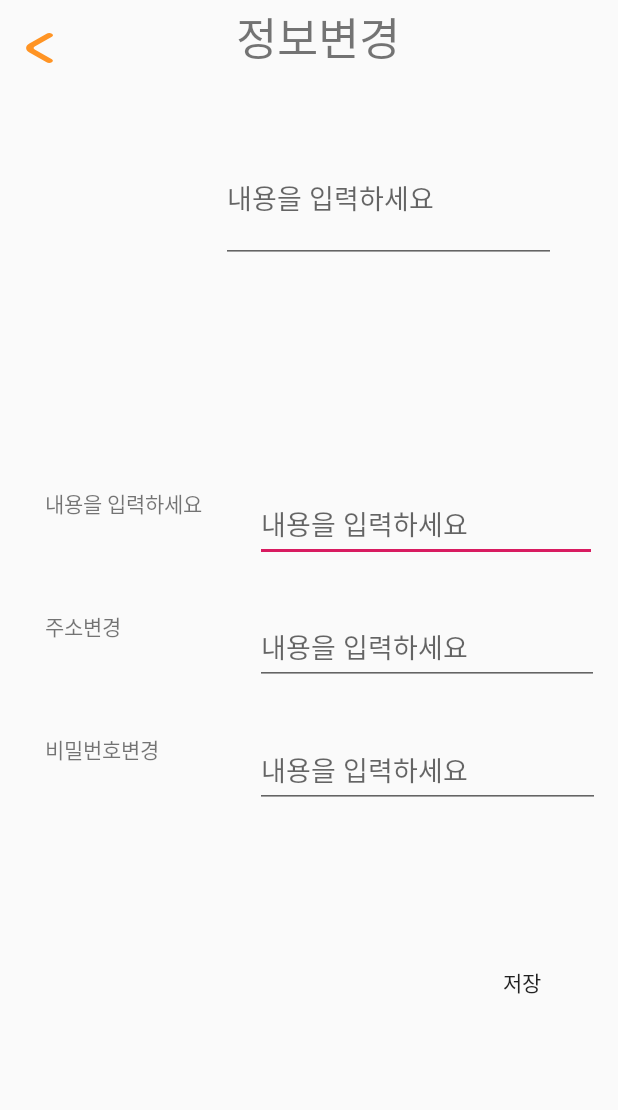
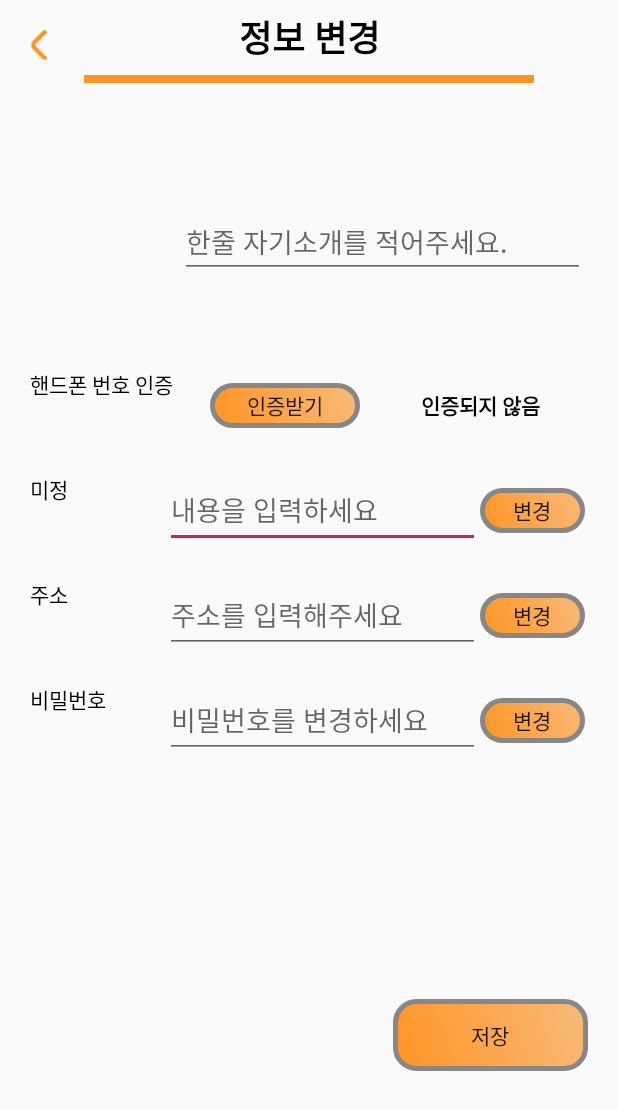
Before and after one commit to kwonjuyeong/mycapston, an Android app: the ChangeInformation screen opened directly, with no data from a screen before it, on a phone screen of 412 x 824 dp. Shown: the top 1110 px of the screen. Run offline under Robolectric (Android 15) with nearby library versions, the phone set to English and light mode, and no system bars; 1 statement that could not run was skipped.

Commit message:
레이아웃 대량 변경 again

```diff
--- a/app/src/main/res/layout/activity_board_comment.xml
+++ b/app/src/main/res/layout/activity_board_comment.xml
@@ -34,7 +34,7 @@
             android:text="댓글"
             android:textColor="@color/black"
             android:fontFamily="@font/jalnan"
-            android:textSize="20dp" />
+            android:textSize="24sp" />
     </androidx.appcompat.widget.Toolbar>
 
 
--- a/app/src/main/res/layout/activity_board_post.xml
+++ b/app/src/main/res/layout/activity_board_post.xml
@@ -34,7 +34,7 @@
                 android:textColor="@color/black"
                 android:gravity="center"
                 android:singleLine="true"
-                android:textSize="22sp"
+                android:textSize="24sp"
                 android:textStyle="bold"/>
 
             <View
--- a/app/src/main/res/layout/activity_change_information.xml
+++ b/app/src/main/res/layout/activity_change_information.xml
@@ -5,139 +5,214 @@
     android:layout_width="match_parent"
     android:layout_height="match_parent">
 
-    <LinearLayout
-        android:id="@+id/linearLayout"
-        android:layout_width="409dp"
-        android:layout_height="50dp"
-        android:orientation="horizontal"
-        app:layout_constraintStart_toStartOf="parent"
-        app:layout_constraintTop_toTopOf="parent">
-
-        <Button
-            android:id="@+id/back_button2"
+    <RelativeLayout
+        android:id = "@id/board_layout"
+        android:layout_width="match_parent"
+        android:layout_height="55dp"
+        tools:ignore="MissingConstraints">
+        <androidx.appcompat.widget.AppCompatImageView
+            android:id="@+id/board_cancel"
             android:layout_width="20dp"
             android:layout_height="20dp"
             android:layout_marginStart="15dp"
-            android:background="@drawable/ic_back_signiture" />
+            android:layout_marginTop="20dp"
+            app:layout_constraintStart_toStartOf="parent"
+            app:layout_constraintTop_toTopOf="parent"
+            app:srcCompat="@drawable/ic_back_signiture" />
 
-        <TextView
-            android:id="@+id/textView2"
-            android:layout_width="353dp"
-            android:layout_height="match_parent"
+        <androidx.appcompat.widget.AppCompatTextView
+            android:id="@+id/board_text"
+            android:layout_width="match_parent"
+            android:layout_height="50dp"
+            android:text="정보 변경"
+            android:textColor="@color/black"
             android:gravity="center"
-            android:text="정보변경"
-            android:textSize="30sp" />
-    </LinearLayout>
+            android:singleLine="true"
+            android:textSize="24sp"
+            android:textStyle="bold"/>
+
+        <View
+            android:id="@+id/boardCheck_top"
+            android:layout_width="300dp"
+            android:layout_height="5dp"
+            android:layout_centerHorizontal="true"
+            android:background="#ff9424"
+            android:layout_below="@+id/board_text"/>
+
+    </RelativeLayout>
 
     <Button
         android:id="@+id/button13"
-        android:layout_width="wrap_content"
+        android:layout_width="130dp"
         android:layout_height="wrap_content"
-        android:layout_marginTop="46dp"
+        android:text="저장"
+        android:layout_marginTop="50dp"
         android:layout_marginEnd="20dp"
-        android:layout_marginBottom="99dp"
-        android:text="저장"
+        android:background="@drawable/signiture_btn"
         app:layout_constraintBottom_toBottomOf="parent"
         app:layout_constraintEnd_toEndOf="parent"
-        app:layout_constraintTop_toBottomOf="@+id/linearLayout5" />
+        app:layout_constraintTop_toBottomOf="@+id/inform_change_password" />
+    <LinearLayout
+        android:id="@+id/inform_first"
+        android:layout_width="380dp"
+        android:layout_height="50dp"
+        android:layout_marginStart="20dp"
+        android:layout_marginTop="20dp"
+        android:orientation="horizontal"
+        app:layout_constraintStart_toStartOf="parent"
+        app:layout_constraintTop_toBottomOf="@+id/inform_phone_auth">
 
+        <TextView
+            android:id="@+id/textView12"
+            android:layout_width="90dp"
+            android:layout_height="match_parent"
+            android:layout_gravity="center"
+            android:gravity="left"
+            android:fontFamily="@font/jalnan"
+            android:textColor="@color/black"
+            android:text="미정" />
+
+        <EditText
+            android:id="@+id/textView11"
+            android:layout_width="210dp"
+            android:fontFamily="@font/maru"
+            android:layout_height="match_parent"
+            android:hint="내용을 입력하세요" />
+        <Button
+            android:layout_width="70dp"
+            android:layout_height="30dp"
+            android:layout_gravity="center"
+            android:text = "변경"
+            android:background="@drawable/signiture_btn" />
+    </LinearLayout>
     <LinearLayout
-        android:id="@+id/linearLayout2"
+        android:id="@+id/inform_phone_auth"
         android:layout_width="370dp"
         android:layout_height="50dp"
-        android:layout_marginStart="30dp"
-        android:layout_marginTop="78dp"
+        android:layout_marginStart="20dp"
+        android:layout_marginTop="40dp"
         android:orientation="horizontal"
         app:layout_constraintStart_toStartOf="parent"
         app:layout_constraintTop_toBottomOf="@+id/linearLayout4">
 
         <TextView
-            android:id="@+id/textView12"
-            android:layout_width="140dp"
+            android:id="@+id/textview23"
+            android:layout_width="110dp"
             android:layout_height="match_parent"
+            android:textColor="@color/black"
             android:fontFamily="@font/jalnan"
-            android:text="내용을 입력하세요" />
-
-        <EditText
-            android:id="@+id/textView11"
-            android:layout_width="228dp"
-            android:fontFamily="@font/maru"
-            android:layout_height="match_parent"
-            android:hint="내용을 입력하세요" />
+            android:layout_gravity="center"
+            android:gravity="left"
+            android:text="핸드폰 번호 인증" />
+        <Button
+            android:layout_width="100dp"
+            android:layout_height="30dp"
+            android:layout_marginStart="10dp"
+            android:layout_gravity="center"
+            android:text = "인증받기"
+            android:background="@drawable/signiture_btn" />
+        <TextView
+            android:layout_width="100dp"
+            android:layout_height="40dp"
+            android:gravity="center"
+            android:layout_gravity="center"
+            android:layout_marginStart="30dp"
+            android:text = "인증되지 않음"
+            android:textStyle="bold"
+            android:textColor="@color/black"/>
     </LinearLayout>
 
     <LinearLayout
-        android:id="@+id/linearLayout3"
-        android:layout_width="370dp"
+        android:id="@+id/inform_change_place"
+        android:layout_width="380dp"
         android:layout_height="50dp"
-        android:layout_marginStart="30dp"
-        android:layout_marginTop="32dp"
+        android:layout_marginStart="20dp"
+        android:layout_marginTop="20dp"
         android:orientation="horizontal"
         app:layout_constraintStart_toStartOf="parent"
-        app:layout_constraintTop_toBottomOf="@+id/linearLayout2">
+        app:layout_constraintTop_toBottomOf="@+id/inform_first">
 
         <TextView
             android:id="@+id/textView13"
-            android:layout_width="140dp"
+            android:layout_width="90dp"
             android:layout_height="match_parent"
+            android:layout_gravity="center"
+            android:gravity="left"
+            android:textColor="@color/black"
             android:fontFamily="@font/jalnan"
-            android:text="주소변경" />
+            android:text="주소" />
 
         <EditText
             android:id="@+id/textView14"
-            android:layout_width="229dp"
+            android:layout_width="210dp"
             android:layout_height="match_parent"
             android:fontFamily="@font/maru"
-            android:hint="내용을 입력하세요" />
+            android:hint="주소를 입력해주세요" />
+        <Button
+            android:layout_width="70dp"
+            android:layout_height="30dp"
+            android:layout_gravity="center"
+            android:text = "변경"
+            android:background="@drawable/signiture_btn" />
     </LinearLayout>
 
     <LinearLayout
-        android:id="@+id/linearLayout5"
-        android:layout_width="370dp"
+        android:id="@+id/inform_change_password"
+        android:layout_width="380dp"
         android:layout_height="50dp"
-        android:layout_marginStart="30dp"
-        android:layout_marginTop="32dp"
+        android:layout_marginStart="20dp"
+        android:layout_marginTop="20dp"
         android:orientation="horizontal"
         app:layout_constraintStart_toStartOf="parent"
-        app:layout_constraintTop_toBottomOf="@+id/linearLayout3">
+        app:layout_constraintTop_toBottomOf="@+id/inform_change_place">
 
         <TextView
             android:id="@+id/textView15"
-            android:layout_width="140dp"
+            android:layout_width="90dp"
             android:layout_height="match_parent"
+            android:layout_gravity="center"
+            android:gravity="left"
+            android:textColor="@color/black"
             android:fontFamily="@font/jalnan"
-            android:text="비밀번호변경" />
+            android:text="비밀번호" />
 
         <EditText
             android:id="@+id/textView16"
-            android:layout_width="230dp"
+            android:layout_width="210dp"
             android:layout_height="match_parent"
             android:fontFamily="@font/maru"
-            android:hint="내용을 입력하세요" />
+            android:hint="비밀번호를 변경하세요" />
+        <Button
+            android:layout_width="70dp"
+            android:layout_height="30dp"
+            android:layout_gravity="center"
+            android:text = "변경"
+            android:background="@drawable/signiture_btn" />
     </LinearLayout>
 
     <LinearLayout
         android:id="@+id/linearLayout4"
         android:layout_width="380dp"
-        android:layout_height="157dp"
-        android:layout_marginStart="30dp"
-        android:layout_marginTop="39dp"
+        android:layout_height="120dp"
+        android:layout_marginStart="20dp"
+        android:layout_marginTop="30dp"
         android:orientation="horizontal"
         app:layout_constraintStart_toStartOf="parent"
-        app:layout_constraintTop_toBottomOf="@+id/linearLayout">
+        app:layout_constraintTop_toBottomOf="@+id/board_layout">
 
         <ImageView
             android:id="@+id/imageView2"
-            android:layout_width="117dp"
-            android:layout_height="109dp"
-            tools:srcCompat="@tools:sample/avatars" />
+            android:layout_width="100dp"
+            android:layout_height="100dp"
+            tools:srcCompat="@drawable/basic_profile" />
 
         <EditText
             android:id="@+id/textView3"
-            android:layout_width="223dp"
+            android:layout_width="270dp"
+            android:layout_height="100dp"
             android:fontFamily="@font/maru"
-            android:layout_height="86dp"
-            android:hint="내용을 입력하세요" />
+            android:gravity="bottom"
+            android:hint="한줄 자기소개를 적어주세요." />
     </LinearLayout>
 
     <TextView
@@ -150,6 +225,6 @@
         android:textColor="#ffff0000"
         android:visibility="invisible"
         app:layout_constraintStart_toStartOf="parent"
-        app:layout_constraintTop_toBottomOf="@+id/linearLayout5" />
+        app:layout_constraintTop_toBottomOf="@+id/inform_change_password" />
 
 </androidx.constraintlayout.widget.ConstraintLayout>
--- a/app/src/main/res/layout/activity_now_my_place.xml
+++ b/app/src/main/res/layout/activity_now_my_place.xml
@@ -25,7 +25,7 @@
                 android:textColor="@color/black"
                 android:gravity="center"
                 android:singleLine="true"
-                android:textSize="22sp"
+                android:textSize="24sp"
                 android:textStyle="bold"/>
 
             <Button
```
Also changed, not shown: app/src/main/res/layout/activity_add_login.xml (+30 -35 lines), app/src/main/res/layout/activity_extra_information.xml (deleted, +0 -195 lines).
